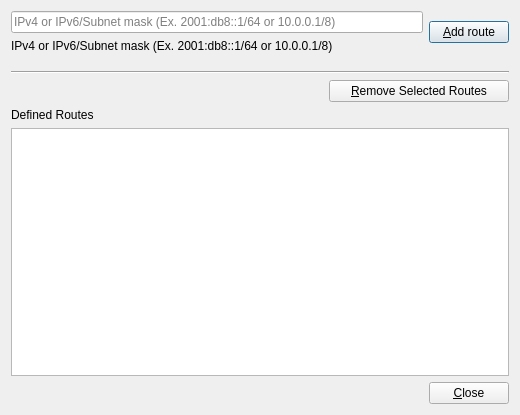
Before: the Qt Designer form src/AdvertiseRoutesDlg.ui in SneWs/tail-tray, drawn with Qt 5.
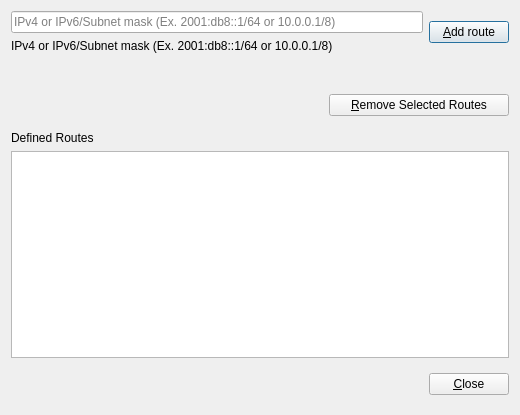
After: the same form once the commit is applied.

Commit message:
UI/UI fixes for older qt (#50)
* First pass on making it look correct and work correctly for older QT versions

 * This to support Kubuntu, Ubuntu and Debian versions of QT/KDE better

* Re-build the accounts tab UI

* Improved account handling

 * Fixes for when in poor network connectivity

 * Fixes for missing account name on account node when no user info available due to poor connectivity

 * Fix for handling state NoState

The edit to the form file:
```diff
--- a/src/AdvertiseRoutesDlg.ui
+++ b/src/AdvertiseRoutesDlg.ui
@@ -62,12 +62,12 @@
           <enum>Qt::Orientation::Vertical</enum>
          </property>
          <property name="sizeType">
-          <enum>QSizePolicy::Policy::Minimum</enum>
+          <enum>QSizePolicy::Fixed</enum>
          </property>
          <property name="sizeHint" stdset="0">
           <size>
-           <width>20</width>
-           <height>12</height>
+           <width>12</width>
+           <height>20</height>
           </size>
          </property>
         </spacer>
@@ -92,12 +92,12 @@
           <enum>Qt::Orientation::Vertical</enum>
          </property>
          <property name="sizeType">
-          <enum>QSizePolicy::Policy::Minimum</enum>
+          <enum>QSizePolicy::Fixed</enum>
          </property>
          <property name="sizeHint" stdset="0">
           <size>
-           <width>20</width>
-           <height>12</height>
+           <width>12</width>
+           <height>20</height>
           </size>
          </property>
         </spacer>
@@ -109,7 +109,7 @@
    <item>
     <widget class="Line" name="line">
      <property name="orientation">
-      <enum>Qt::Orientation::Horizontal</enum>
+      <enum>Qt::Vertical</enum>
      </property>
     </widget>
    </item>
@@ -122,8 +122,8 @@
        </property>
        <property name="sizeHint" stdset="0">
         <size>
-         <width>40</width>
-         <height>20</height>
+         <width>20</width>
+         <height>40</height>
         </size>
        </property>
       </spacer>
@@ -195,8 +195,8 @@
        </property>
        <property name="sizeHint" stdset="0">
         <size>
-         <width>40</width>
-         <height>20</height>
+         <width>20</width>
+         <height>40</height>
         </size>
        </property>
       </spacer>
```
Left out of the diff: 14 changed lines with no effect on the pictures. The commit also changes 7 other files.
